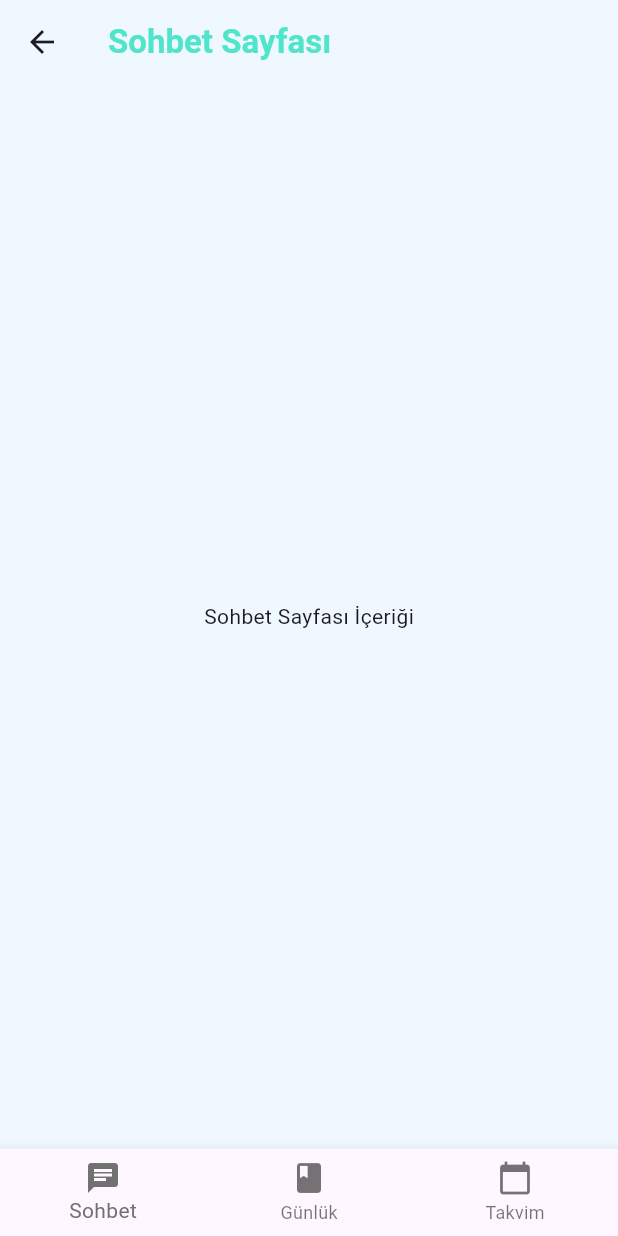
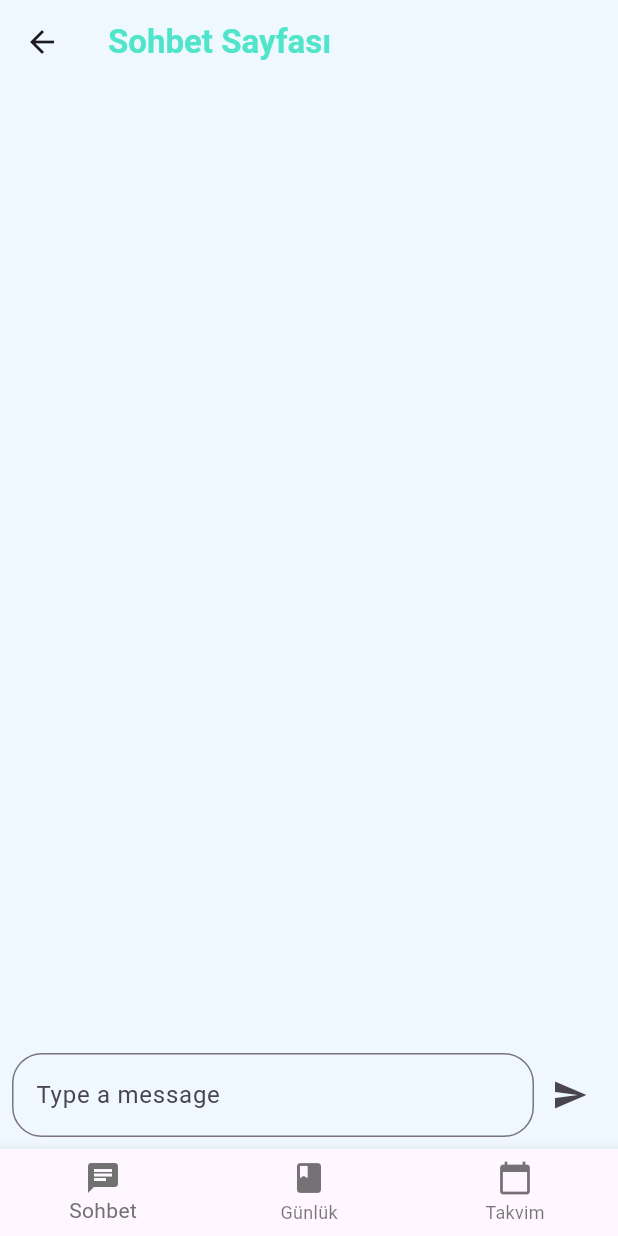
Before and after one commit to Raupeex/duygudas, a Flutter app: the ChatPage screen opened by its route, on a phone screen of 412 x 824 dp. Run offline on Flutter 3.47's test engine with Material 3 defaults, Android fonts, the light colour scheme and no system bars; our stand-ins replace cloud_firestore, firebase_auth, firebase_core, firebase_storage, fluttertoast, shared_preferences and 1 more; missing offline and left inert: dialog_flowtter; accounts and stored records are empty.

Commit message:
added chat pages

```diff
--- /dev/null
+++ b/lib/models/chat_message.dart
@@ -0,0 +1,6 @@
+class ChatMessage {
+  final String text;
+  final bool isUser;
+
+  ChatMessage({required this.text, required this.isUser});
+}
--- a/lib/screens/chat_page.dart
+++ b/lib/screens/chat_page.dart
@@ -1,9 +1,10 @@
 import 'package:flutter/material.dart';
-
 import '../bottom_nav_bar.dart';
 import 'calendar_page.dart';
 import 'diary_days_list.dart';
 import 'main_page.dart';
+import '../services/dialogflow_service.dart';
+import '../models/chat_message.dart';
 
 class ChatPage extends StatefulWidget {
   @override
@@ -12,6 +13,9 @@ class ChatPage extends StatefulWidget {
 
 class _ChatPageState extends State<ChatPage> {
   int _selectedIndex = 0;
+  final List<ChatMessage> _messages = [];
+  final TextEditingController _controller = TextEditingController();
+  final DialogflowService _dialogflowService = DialogflowService();
 
   void _onItemTapped(int index) {
     setState(() {
@@ -39,6 +43,22 @@ class _ChatPageState extends State<ChatPage> {
     });
   }
 
+  void _sendMessage(String text) async {
+    if (text.isEmpty) return;
+
+    setState(() {
+      _messages.add(ChatMessage(text: text, isUser: true));
+    });
+
+    _controller.clear();
+
+    String response = await _dialogflowService.getResponse(text);
+
+    setState(() {
+      _messages.add(ChatMessage(text: response, isUser: false));
+    });
+  }
+
   @override
   Widget build(BuildContext context) {
     return WillPopScope(
@@ -61,8 +81,57 @@ class _ChatPageState extends State<ChatPage> {
                     fontSize: 22),
               ),
             ),
-        body: Center(
-          child: Text('Sohbet Sayfası İçeriği'),
+            body: Column(
+              children: [
+                Expanded(
+                  child: ListView.builder(
+                    itemCount: _messages.length,
+                    itemBuilder: (context, index) {
+                      final message = _messages[index];
+                      return ListTile(
+                        title: Align(
+                          alignment: message.isUser
+                              ? Alignment.centerRight
+                              : Alignment.centerLeft,
+                          child: Container(
+                            padding: EdgeInsets.all(10),
+                            decoration: BoxDecoration(
+                              color: message.isUser ? Colors.blue : Colors.grey,
+                              borderRadius: BorderRadius.circular(10),
+                            ),
+                            child: Text(
+                              message.text,
+                              style: TextStyle(color: Colors.white),
+                            ),
+                          ),
+                        ),
+                      );
+                    },
+                  ),
+                ),
+                Padding(
+                  padding: const EdgeInsets.all(8.0),
+                  child: Row(
+                    children: [
+                      Expanded(
+                        child: TextField(
+                          controller: _controller,
+                          decoration: InputDecoration(
+                            hintText: 'Type a message',
+                            border: OutlineInputBorder(
+                              borderRadius: BorderRadius.circular(20),
+                            ),
+                          ),
+                        ),
+                      ),
+                      IconButton(
+                        icon: Icon(Icons.send),
+                        onPressed: () => _sendMessage(_controller.text),
+                      ),
+                    ],
+                  ),
+                ),
+              ],
             ),
             bottomNavigationBar: BottomNavBar(
               selectedIndex: _selectedIndex,
--- a/pubspec.yaml
+++ b/pubspec.yaml
@@ -20,8 +20,11 @@ dependencies:
   cloud_firestore: ^5.1.0
   firebase_core: ^3.2.0
   firebase_storage: ^12.1.1
-  http: ^1.2.2
+  # http: ^0.13.6
   json_annotation: ^4.8.1
+  speech_to_text: ^6.6.0
+  permission_handler: ^11.3.1
+  dialog_flowtter: ^0.3.3
 
 
 dev_dependencies:
@@ -38,3 +41,4 @@ flutter:
 
   assets:
     - assets/images/
+    - assets/duygudas-431314-d385b1072592.json
```
Also changed, not shown: lib/services/dialogflow_service.dart (added, +17 -0 lines). Lines whose indentation alone changed are shown as unchanged.
